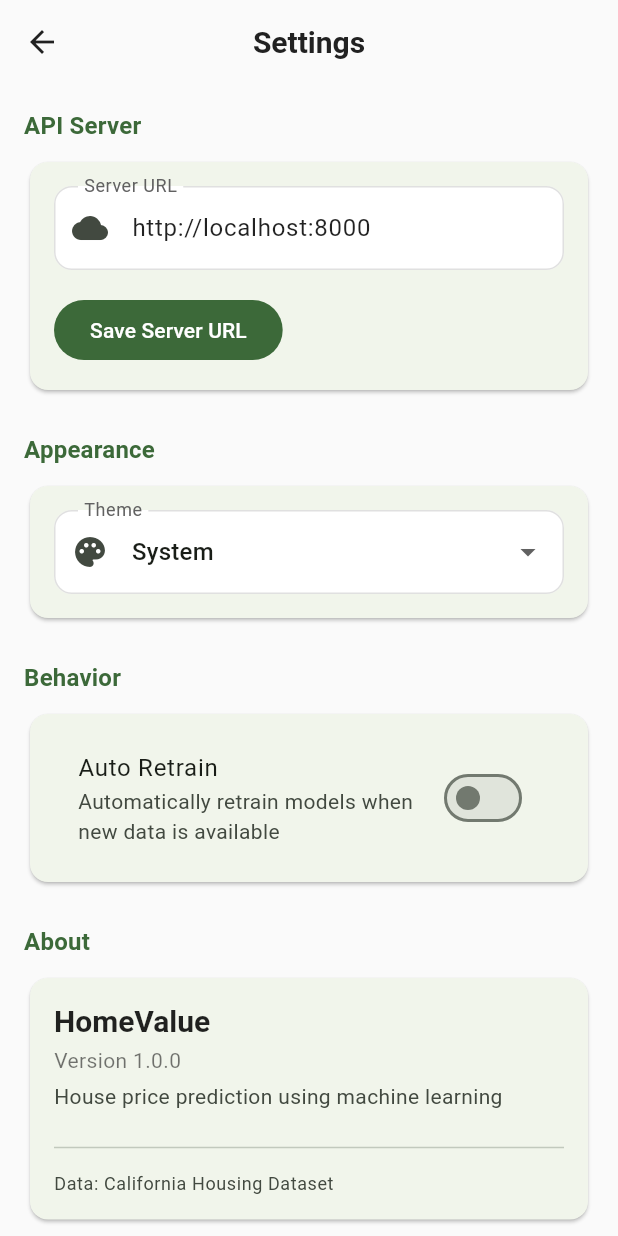
After one commit to OmarAdel10/HomeValue, a Flutter app: the SettingsScreen screen opened directly, on a phone screen of 412 x 824 dp. The commit adds this screen. Run offline on Flutter 3.47's test engine with Material 3 defaults, Android fonts, the phone set to English and light mode, and no system bars; our stand-ins replace equatable, fl_chart, flutter_bloc, get_it, go_router, shared_preferences; accounts and stored records are empty.

Commit message:
⚙️ feat: task 14 — Flutter settings feature (BLoC + persistence)
- Add AppSettings entity with serverUrl, themeMode, autoRetrain
- Add SettingsLocalDataSource with SharedPreferences persistence
- Add SettingsRepository and SettingsRepositoryImpl
- Add SettingsBloc with LoadSettings, UpdateServerUrl, ToggleTheme, ToggleAutoRetrain
- Add SettingsScreen with form for server URL, theme dropdown (system/light/dark), auto-retrain switch
- Wire SettingsBloc into main.dart for dynamic theme mode
- Update DI to register settings dependencies
- 13 new tests (4 bloc + 5 screen tests) passing
- All 52 Flutter tests pass, 234 backend tests pass

```diff
--- /dev/null
+++ b/lib/features/settings/domain/entities/app_settings.dart
@@ -0,0 +1,35 @@
+import 'package:equatable/equatable.dart';
+import 'package:flutter/material.dart';
+
+class AppSettings extends Equatable {
+  final String serverUrl;
+  final ThemeMode themeMode;
+  final bool autoRetrain;
+
+  const AppSettings({
+    required this.serverUrl,
+    required this.themeMode,
+    required this.autoRetrain,
+  });
+
+  factory AppSettings.defaults() => const AppSettings(
+        serverUrl: 'http://localhost:8000',
+        themeMode: ThemeMode.system,
+        autoRetrain: false,
+      );
+
+  AppSettings copyWith({
+    String? serverUrl,
+    ThemeMode? themeMode,
+    bool? autoRetrain,
+  }) {
+    return AppSettings(
+      serverUrl: serverUrl ?? this.serverUrl,
+      themeMode: themeMode ?? this.themeMode,
+      autoRetrain: autoRetrain ?? this.autoRetrain,
+    );
+  }
+
+  @override
+  List<Object?> get props => [serverUrl, themeMode, autoRetrain];
+}
--- /dev/null
+++ b/lib/features/settings/presentation/bloc/settings_bloc.dart
@@ -0,0 +1,50 @@
+import 'package:flutter/material.dart';
+import 'package:flutter_bloc/flutter_bloc.dart';
+import 'package:home_value/features/settings/domain/entities/app_settings.dart';
+import 'package:home_value/features/settings/domain/repositories/settings_repository.dart';
+import 'settings_event.dart';
+import 'settings_state.dart';
+
+class SettingsBloc extends Bloc<SettingsEvent, SettingsState> {
+  final SettingsRepository repository;
+
+  SettingsBloc({required this.repository})
+      : super(SettingsLoaded(AppSettings.defaults())) {
+    on<LoadSettings>(_onLoadSettings);
+    on<UpdateServerUrl>(_onUpdateServerUrl);
+    on<ToggleTheme>(_onToggleTheme);
+    on<ToggleAutoRetrain>(_onToggleAutoRetrain);
+  }
+
+  Future<void> _onLoadSettings(
+    LoadSettings event,
+    Emitter<SettingsState> emit,
+  ) async {
+    final settings = await repository.getSettings();
+    emit(SettingsLoaded(settings));
+  }
+
+  Future<void> _onUpdateServerUrl(
+    UpdateServerUrl event,
+    Emitter<SettingsState> emit,
+  ) async {
+    final settings = await repository.updateServerUrl(event.serverUrl);
+    emit(SettingsLoaded(settings));
+  }
+
+  Future<void> _onToggleTheme(
+    ToggleTheme event,
+    Emitter<SettingsState> emit,
+  ) async {
+    final settings = await repository.updateThemeMode(event.themeMode);
+    emit(SettingsLoaded(settings));
+  }
+
+  Future<void> _onToggleAutoRetrain(
+    ToggleAutoRetrain event,
+    Emitter<SettingsState> emit,
+  ) async {
+    final settings = await repository.updateAutoRetrain(event.autoRetrain);
+    emit(SettingsLoaded(settings));
+  }
+}
--- /dev/null
+++ b/lib/features/settings/presentation/bloc/settings_event.dart
@@ -0,0 +1,40 @@
+import 'package:equatable/equatable.dart';
+import 'package:flutter/material.dart';
+
+abstract class SettingsEvent extends Equatable {
+  const SettingsEvent();
+
+  @override
+  List<Object?> get props => [];
+}
+
+class LoadSettings extends SettingsEvent {
+  const LoadSettings();
+}
+
+class UpdateServerUrl extends SettingsEvent {
+  final String serverUrl;
+
+  const UpdateServerUrl(this.serverUrl);
+
+  @override
+  List<Object?> get props => [serverUrl];
+}
+
+class ToggleTheme extends SettingsEvent {
+  final ThemeMode themeMode;
+
+  const ToggleTheme(this.themeMode);
+
+  @override
+  List<Object?> get props => [themeMode];
+}
+
+class ToggleAutoRetrain extends SettingsEvent {
+  final bool autoRetrain;
+
+  const ToggleAutoRetrain(this.autoRetrain);
+
+  @override
+  List<Object?> get props => [autoRetrain];
+}
--- /dev/null
+++ b/lib/features/settings/presentation/bloc/settings_state.dart
@@ -0,0 +1,18 @@
+import 'package:equatable/equatable.dart';
+import 'package:home_value/features/settings/domain/entities/app_settings.dart';
+
+abstract class SettingsState extends Equatable {
+  const SettingsState();
+
+  @override
+  List<Object?> get props => [];
+}
+
+class SettingsLoaded extends SettingsState {
+  final AppSettings settings;
+
+  const SettingsLoaded(this.settings);
+
+  @override
+  List<Object?> get props => [settings];
+}
--- /dev/null
+++ b/lib/features/settings/presentation/screens/settings_screen.dart
@@ -0,0 +1,220 @@
+import 'package:flutter/material.dart';
+import 'package:flutter_bloc/flutter_bloc.dart';
+import 'package:home_value/features/settings/presentation/bloc/settings_bloc.dart';
+import 'package:home_value/features/settings/presentation/bloc/settings_event.dart';
+import 'package:home_value/features/settings/presentation/bloc/settings_state.dart';
+import 'package:home_value/features/settings/domain/entities/app_settings.dart';
+
+class SettingsScreen extends StatefulWidget {
+  const SettingsScreen({super.key});
+
+  @override
+  State<SettingsScreen> createState() => _SettingsScreenState();
+}
+
+class _SettingsScreenState extends State<SettingsScreen> {
+  final _urlController = TextEditingController();
+  final _formKey = GlobalKey<FormState>();
+
+  @override
+  void initState() {
+    super.initState();
+    context.read<SettingsBloc>().add(const LoadSettings());
+  }
+
+  @override
+  void dispose() {
+    _urlController.dispose();
+    super.dispose();
+  }
+
+  @override
+  Widget build(BuildContext context) {
+    return BlocListener<SettingsBloc, SettingsState>(
+      listener: (context, state) {
+        if (state is SettingsLoaded) {
+          _urlController.text = state.settings.serverUrl;
+        }
+      },
+      child: Scaffold(
+        appBar: AppBar(
+          title: const Text('Settings'),
+        ),
+        body: BlocBuilder<SettingsBloc, SettingsState>(
+          builder: (context, state) {
+            if (state is SettingsLoaded) {
+              return _buildSettingsForm(context, state.settings);
+            }
+            return const Center(child: CircularProgressIndicator());
+          },
+        ),
+      ),
+    );
+  }
+
+  Widget _buildSettingsForm(BuildContext context, AppSettings settings) {
+    _urlController.text = settings.serverUrl;
+
+    return SingleChildScrollView(
+      padding: const EdgeInsets.all(16),
+      child: Form(
+        key: _formKey,
+        child: Column(
+          crossAxisAlignment: CrossAxisAlignment.start,
+          children: [
+            _buildSectionHeader('API Server'),
+            const SizedBox(height: 8),
+            Card(
+              child: Padding(
+                padding: const EdgeInsets.all(16),
+                child: Column(
+                  crossAxisAlignment: CrossAxisAlignment.start,
+                  children: [
+                    TextFormField(
+                      controller: _urlController,
+                      decoration: const InputDecoration(
+                        labelText: 'Server URL',
+                        hintText: 'http://localhost:8000',
+                        prefixIcon: Icon(Icons.cloud),
+                        border: OutlineInputBorder(),
+                      ),
+                      validator: (value) {
+                        if (value == null || value.isEmpty) {
+                          return 'Please enter a server URL';
+                        }
+                        if (!Uri.tryParse(value)!.hasAbsolutePath) {
+                          return 'Please enter a valid URL';
+                        }
+                        return null;
+                      },
+                    ),
+                    const SizedBox(height: 16),
+                    FilledButton(
+                      onPressed: () {
+                        if (_formKey.currentState!.validate()) {
+                          context.read<SettingsBloc>().add(
+                                UpdateServerUrl(_urlController.text.trim()),
+                              );
+                          ScaffoldMessenger.of(context).showSnackBar(
+                            const SnackBar(content: Text('Server URL updated')),
+                          );
+                        }
+                      },
+                      child: const Text('Save Server URL'),
+                    ),
+                  ],
+                ),
+              ),
+            ),
+            const SizedBox(height: 24),
+            _buildSectionHeader('Appearance'),
+            const SizedBox(height: 8),
+            Card(
+              child: Padding(
+                padding: const EdgeInsets.all(16),
+                child: Column(
+                  children: [
+                    _buildThemeSelector(settings.themeMode),
+                  ],
+                ),
+              ),
+            ),
+            const SizedBox(height: 24),
+            _buildSectionHeader('Behavior'),
+            const SizedBox(height: 8),
+            Card(
+              child: Padding(
+                padding: const EdgeInsets.all(16),
+                child: Column(
+                  children: [
+                    SwitchListTile(
+                      title: const Text('Auto Retrain'),
+                      subtitle: const Text(
+                          'Automatically retrain models when new data is available'),
+                      value: settings.autoRetrain,
+                      onChanged: (value) {
+                        context
+                            .read<SettingsBloc>()
+                            .add(ToggleAutoRetrain(value));
+                      },
+                    ),
+                  ],
+                ),
+              ),
+            ),
+            const SizedBox(height: 24),
+            _buildSectionHeader('About'),
+            const SizedBox(height: 8),
+            Card(
+              child: Padding(
+                padding: const EdgeInsets.all(16),
+                child: Column(
+                  crossAxisAlignment: CrossAxisAlignment.start,
+                  children: [
+                    Text(
+                      'HomeValue',
+                      style: Theme.of(context).textTheme.titleLarge?.copyWith(
+                            fontWeight: FontWeight.bold,
+                          ),
+                    ),
+                    const SizedBox(height: 4),
+                    Text('Version 1.0.0'),
+                    const SizedBox(height: 4),
+                    Text(
+                      'House price prediction using machine learning',
+                      style: Theme.of(context).textTheme.bodyMedium?.copyWith(
+                            color:
+                                Theme.of(context).colorScheme.onSurfaceVariant,
+                          ),
+                    ),
+                    const SizedBox(height: 16),
+                    const Divider(),
+                    const SizedBox(height: 8),
+                    Text(
+                      'Data: California Housing Dataset',
+                      style: Theme.of(context).textTheme.bodySmall?.copyWith(
+                            color:
+                                Theme.of(context).colorScheme.onSurfaceVariant,
+                          ),
+                    ),
+                  ],
+                ),
+              ),
+            ),
+          ],
+        ),
+      ),
+    );
+  }
+
+  Widget _buildSectionHeader(String title) {
+    return Text(
+      title,
+      style: Theme.of(context).textTheme.titleMedium?.copyWith(
+            fontWeight: FontWeight.w600,
+            color: Theme.of(context).colorScheme.primary,
+          ),
+    );
+  }
+
+  Widget _buildThemeSelector(ThemeMode currentTheme) {
+    return DropdownButtonFormField<ThemeMode>(
+      value: currentTheme,
+      decoration: const InputDecoration(
+        labelText: 'Theme',
+        prefixIcon: Icon(Icons.palette),
+        border: OutlineInputBorder(),
+      ),
+      items: const [
+        DropdownMenuItem(value: ThemeMode.system, child: Text('System')),
+        DropdownMenuItem(value: ThemeMode.light, child: Text('Light')),
+        DropdownMenuItem(value: ThemeMode.dark, child: Text('Dark')),
+      ],
+      onChanged: (value) {
+        if (value != null) {
+          context.read<SettingsBloc>().add(ToggleTheme(value));
+        }
+      },
+    );
+  }
+}
```
Also changed, not shown: lib/core/di.dart (+23 -2 lines), lib/features/settings/data/datasources/settings_local_datasource.dart (added, +46 -0 lines), lib/features/settings/data/repositories/settings_repository_impl.dart (added, +30 -0 lines), lib/features/settings/domain/repositories/settings_repository.dart (added, +9 -0 lines), lib/main.dart (+26 -7 lines), 3 other files.
